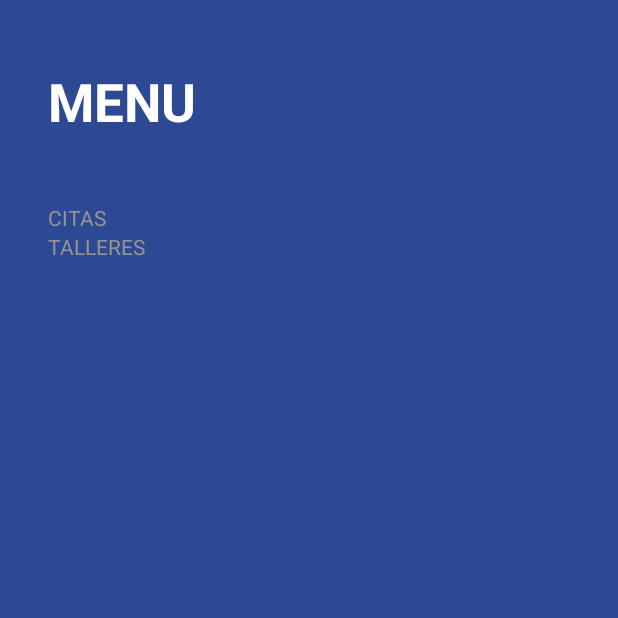
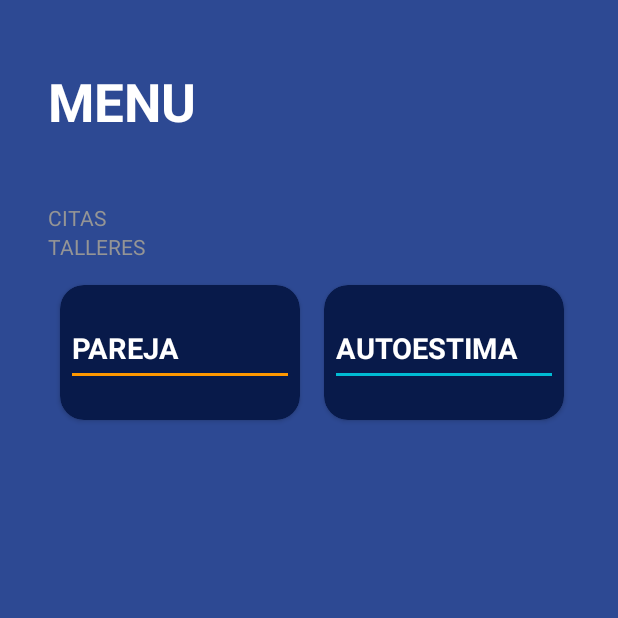
Before and after one commit to jbarriosviu/AndroidViuProyect, an Android app: the screen it shows after launch (MenuActivity), on a phone screen of 412 x 824 dp, the top half of it. Run offline under Robolectric (Android 15) with nearby library versions, the phone set to English and light mode, and no system bars.

Commit message:
Talleres Recycler View funcionando

```diff
--- a/app/src/main/AndroidManifest.xml
+++ b/app/src/main/AndroidManifest.xml
@@ -17,7 +17,6 @@
             android:exported="true">
             <intent-filter>
                 <action android:name="android.intent.action.MAIN" />
-
                 <category android:name="android.intent.category.LAUNCHER" />
             </intent-filter>
         </activity>
--- a/app/src/main/java/es/repositoriocompartido/psicologiaapp/MenuActivity.kt
+++ b/app/src/main/java/es/repositoriocompartido/psicologiaapp/MenuActivity.kt
@@ -2,10 +2,38 @@ package es.repositoriocompartido.psicologiaapp
 
 import androidx.appcompat.app.AppCompatActivity
 import android.os.Bundle
+import androidx.recyclerview.widget.LinearLayoutManager
+import androidx.recyclerview.widget.RecyclerView
 
 class MenuActivity : AppCompatActivity() {
+
+    //Listado Talleres test
+    private val talleres = listOf(
+        TalleresMenu.PAREJA,
+        TalleresMenu.AUTOESTIMA,
+        TalleresMenu.CRIANZA,
+        TalleresMenu.OTROS
+    )
+
+    //Recycler Talleres
+    private lateinit var rvTalleres:RecyclerView
+    private lateinit var talleresAdapter: TalleresAdapter
+
     override fun onCreate(savedInstanceState: Bundle?) {
         super.onCreate(savedInstanceState)
         setContentView(R.layout.activity_menu)
+
+        initComponent()
+        initUI()
+    }
+
+    private fun initComponent(){
+        rvTalleres = findViewById(R.id.rvTalleres)
+    }
+
+    private fun initUI(){
+        talleresAdapter = TalleresAdapter(talleres)
+        rvTalleres.layoutManager = LinearLayoutManager(this,LinearLayoutManager.HORIZONTAL,false)
+        rvTalleres.adapter = talleresAdapter
     }
 }
--- a/app/src/main/java/es/repositoriocompartido/psicologiaapp/TalleresAdapter.kt
+++ b/app/src/main/java/es/repositoriocompartido/psicologiaapp/TalleresAdapter.kt
@@ -4,7 +4,7 @@ import android.view.LayoutInflater
 import android.view.ViewGroup
 import androidx.recyclerview.widget.RecyclerView
 
-class TalleresAdapter(private val talleres:List<String>) : RecyclerView.Adapter<TalleresViewHolder>(){
+class TalleresAdapter(private val talleres:List<TalleresMenu>) : RecyclerView.Adapter<TalleresViewHolder>(){
 
     //Se pinta un elemento o vista dentro del Recyclerview
     override fun onCreateViewHolder(parent: ViewGroup, viewType: Int): TalleresViewHolder {
@@ -17,6 +17,6 @@ class TalleresAdapter(private val talleres:List<String>) : RecyclerView.Adapter<
     }
 
     override fun onBindViewHolder(holder: TalleresViewHolder, position: Int) {
-        TODO("Not yet implemented")
+        holder.render(talleres[position])
     }
 }
--- /dev/null
+++ b/app/src/main/java/es/repositoriocompartido/psicologiaapp/TalleresMenu.kt
@@ -0,0 +1,5 @@
+package es.repositoriocompartido.psicologiaapp
+
+enum class TalleresMenu {
+    PAREJA, AUTOESTIMA, CRIANZA, OTROS
+}
--- a/app/src/main/java/es/repositoriocompartido/psicologiaapp/TalleresViewHolder.kt
+++ b/app/src/main/java/es/repositoriocompartido/psicologiaapp/TalleresViewHolder.kt
@@ -1,7 +1,36 @@
 package es.repositoriocompartido.psicologiaapp
 
 import android.view.View
+import android.widget.TextView
+import androidx.core.content.ContextCompat
 import androidx.recyclerview.widget.RecyclerView
 
 class TalleresViewHolder(view: View): RecyclerView.ViewHolder(view){
+
+    private val txtNombreTaller:TextView = view.findViewById(R.id.txtNombreTaller)
+    private val divider: View = view.findViewById(R.id.divider)
+    fun render(taller:TalleresMenu){
+        when(taller){
+            TalleresMenu.PAREJA -> {
+                txtNombreTaller.text="PAREJA"
+                divider.setBackgroundColor(ContextCompat.getColor(divider.context,R.color.canal_technology_category))
+            }
+            TalleresMenu.AUTOESTIMA -> {
+                txtNombreTaller.text="AUTOESTIMA"
+                divider.setBackgroundColor(ContextCompat.getColor(divider.context,R.color.canal_cooking_category))
+            }
+            TalleresMenu.CRIANZA -> {
+                txtNombreTaller.text="CRIANZA"
+                divider.setBackgroundColor(ContextCompat.getColor(divider.context,R.color.canal_other_category))
+            }
+            TalleresMenu.OTROS -> {
+                txtNombreTaller.text="OTROS"
+                divider.setBackgroundColor(ContextCompat.getColor(divider.context,R.color.canal_technology_category))
+            }
+            else -> {
+                txtNombreTaller.text="OTROS"
+                divider.setBackgroundColor(ContextCompat.getColor(divider.context,R.color.canal_technology_category))
+            }
+        }
+    }
 }
--- a/app/src/main/res/layout/activity_menu.xml
+++ b/app/src/main/res/layout/activity_menu.xml
@@ -39,4 +39,10 @@
         android:layout_height="wrap_content"
         android:text="@string/talleres" />
 
+    <androidx.recyclerview.widget.RecyclerView
+        android:id="@+id/rvTalleres"
+        android:layout_width="match_parent"
+        android:layout_height="wrap_content"
+        android:layout_marginHorizontal="32dp"/>
+
 </androidx.appcompat.widget.LinearLayoutCompat>
```
